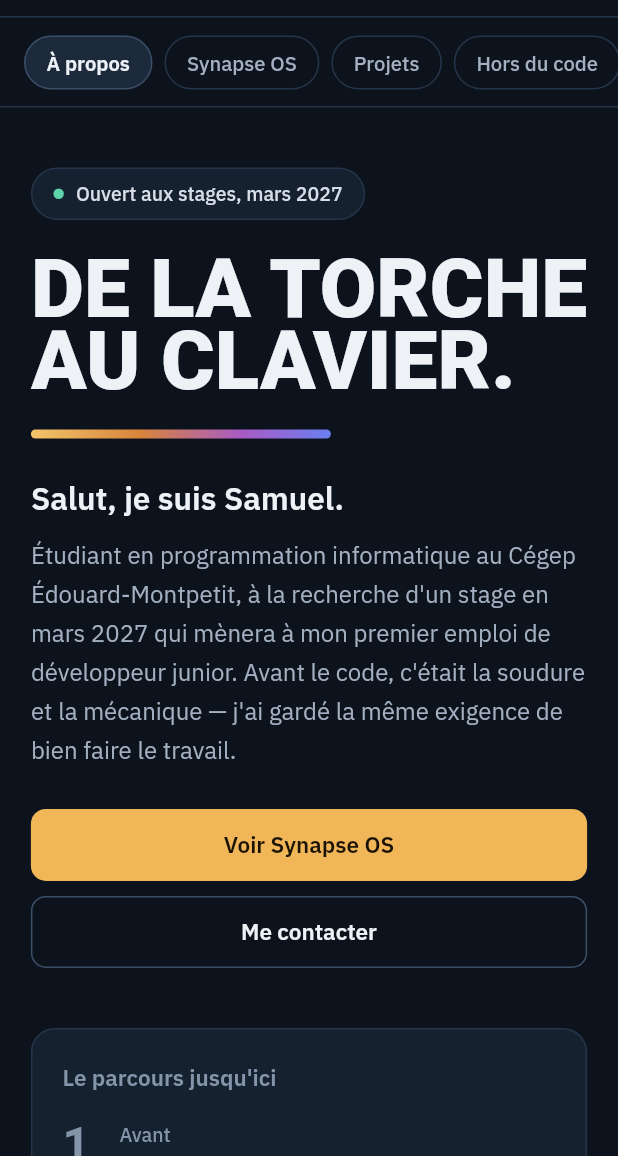
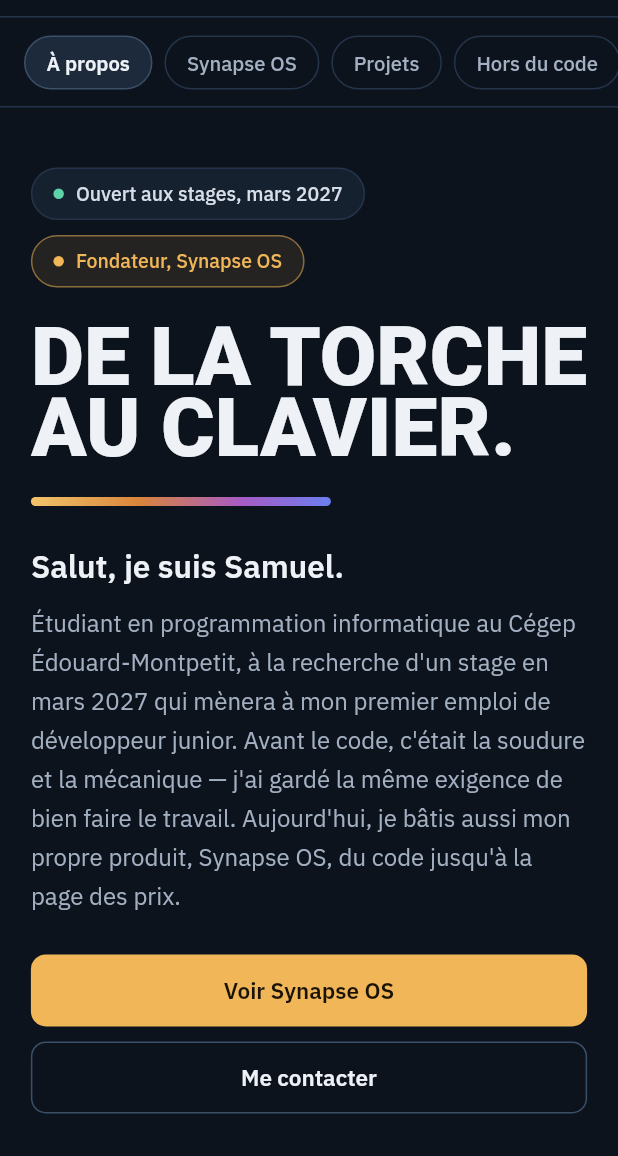
Before and after one commit to SamuelRosengarten/Portfolio, a Flutter app: the screen it shows after launch, after a tap on "FR", on a phone screen of 412 x 824 dp, the part 80-1236 px from its top. Run offline on Flutter 3.47's test engine with Material 3 defaults, Android fonts, the phone set to English and light mode, and no system bars; our stand-ins replace google_fonts; Roboto replaces fonts that are missing (Big Shoulders).

Commit message:
Add a founder touch: Synapse OS as a business
- Hero: a "Founder, Synapse OS" pill beside the internship status, and a
  line in the bio about building Synapse OS "from the code to the pricing
  page".
- Synapse OS section closes with a "Built as a business" card: running
  it end to end as founder, the pricing model (free up to 3 people, Team
  plan at 8 CAD per person per month), privacy as the product (Montréal
  hosting, Law 25 and PIPEDA, on-device AI that costs nothing to serve),
  and the road to the App Store launch. Facts are taken from the Synapse
  OS repository and site.
- Contact subhead invites conversations about building a product.

Same changes in the Figma design file. English and French.

Co-Authored-By: Claude Opus 5.5 <noreply@anthropic.com>
Claude-Session: https://claude.ai/code/session_01SS3H7jfqwLFkreEmaVpevv

```diff
--- a/portfolio/lib/i18n/strings.dart
+++ b/portfolio/lib/i18n/strings.dart
@@ -40,11 +40,17 @@ class Strings {
             "à la recherche d'un stage en mars 2027 qui mènera à mon premier "
             "emploi de développeur junior. Avant le code, c'était la "
             "soudure et la mécanique — j'ai gardé la même exigence de bien "
-            "faire le travail."
+            "faire le travail. Aujourd'hui, je bâtis aussi mon propre "
+            "produit, Synapse OS, du code jusqu'à la page des prix."
       : 'Computer programming student at Cégep Édouard-Montpetit, looking '
             'for an internship in March 2027 that leads to my first job as '
             'a junior developer. Before code it was welding and mechanics — '
-            'I kept the same insistence on doing the work properly.';
+            'I kept the same insistence on doing the work properly. Today '
+            "I'm also building my own product, Synapse OS, from the code to "
+            'the pricing page.';
+
+  String get founderPill =>
+      _fr ? 'Fondateur, Synapse OS' : 'Founder, Synapse OS';
 
   String get seeSynapse => _fr ? 'Voir Synapse OS' : 'See Synapse OS';
   String get getInTouch => _fr ? 'Me contacter' : 'Get in touch';
@@ -182,6 +188,39 @@ class Strings {
       ? "Synapse sur Mac et sur iPhone : l'écran Aujourd'hui"
       : 'Synapse on Mac and iPhone: the Today screen';
 
+  String get businessTitle =>
+      _fr ? 'Bâti comme une entreprise' : 'Built as a business';
+  String get businessLead => _fr
+      ? "Je mène Synapse OS de bout en bout comme fondateur : le produit, le "
+            "design, le code, la sortie sur l'App Store, les prix et la "
+            "politique de confidentialité."
+      : 'I run Synapse OS end to end as its founder: the product, the '
+            'design, the code, the App Store release, the pricing and the '
+            'privacy policy.';
+  String get businessModelTitle =>
+      _fr ? 'Un modèle d\'affaires simple' : 'A simple business model';
+  String get businessModelBody => _fr
+      ? "Gratuit pour les équipes de 3 personnes ou moins. Le forfait Équipe "
+            "coûte 8 \$ CA par personne, par mois."
+      : 'Free for teams of up to 3 people. The Team plan is 8 CAD per '
+            'person, per month.';
+  String get businessPrivacyTitle =>
+      _fr ? 'La confidentialité est le produit' : 'Privacy is the product';
+  String get businessPrivacyBody => _fr
+      ? "Données hébergées à Montréal, conçu autour de la Loi 25 du Québec et "
+            "de la LPRPDE. L'IA tourne sur les appareils des gens : elle ne "
+            "coûte rien à servir."
+      : "Data hosted in Montréal and designed around Québec's Law 25 and "
+            "PIPEDA. The AI runs on people's own devices, so it costs nothing "
+            'to serve.';
+  String get businessLaunchTitle =>
+      _fr ? 'En route vers le lancement' : 'On the way to launch';
+  String get businessLaunchBody => _fr
+      ? "Bêta sur invitation à app.synapse-os.ca, et les apps iPhone, iPad et "
+            "Mac en préparation pour l'App Store."
+      : 'Invite-only beta at app.synapse-os.ca, with the iPhone, iPad and '
+            'Mac apps being prepared for the App Store.';
+
   // Work ---------------------------------------------------------------------
 
   String get tagVsCodeExtension =>
@@ -209,12 +248,12 @@ class Strings {
   String get contactHeadline => _fr ? 'Discutons.' : "Let's talk.";
 
   String get contactSubhead => _fr
-      ? "À la recherche d'un stage en mars 2027 — aussi ouvert aux "
-            "collaborations, ou simplement à discuter de ce que vous "
-            "construisez."
-      : 'Looking for an internship in March 2027 — also open to '
-            'collaborations, or a conversation about something you are '
-            'building.';
+      ? "À la recherche d'un stage en mars 2027 — et toujours partant pour "
+            "parler de création de produit, d'une collaboration ou de ce que "
+            "vous construisez."
+      : 'Looking for an internship in March 2027 — and always happy to talk '
+            'about building a product, a collaboration, or something you are '
+            'working on.';
 
   String get locationLabel => _fr ? 'Localisation' : 'Location';
   String get builtWithFlutter =>
--- a/portfolio/lib/pages/about_section.dart
+++ b/portfolio/lib/pages/about_section.dart
@@ -89,6 +89,10 @@ class _Intro extends StatelessWidget {
         return Column(
           crossAxisAlignment: CrossAxisAlignment.start,
           children: [
+            Wrap(
+              spacing: 10,
+              runSpacing: 10,
+              children: [
                 Pill(
                   s.openToInternships,
                   background: palette.card,
@@ -99,6 +103,18 @@ class _Intro extends StatelessWidget {
                   size: phone ? 13 : 14,
                   horizontal: 14,
                   vertical: 7,
+                ),
+                Pill(
+                  s.founderPill,
+                  background: palette.accent.withValues(alpha: 0.10),
+                  color: palette.accent,
+                  borderColor: palette.accent.withValues(alpha: 0.5),
+                  dot: true,
+                  size: phone ? 13 : 14,
+                  horizontal: 14,
+                  vertical: 7,
+                ),
+              ],
             ),
             SizedBox(height: phone ? 22 : 28),
             FitHeadline(s.heroTagline, size: headline, color: palette.ink),
--- a/portfolio/lib/pages/synapse_section.dart
+++ b/portfolio/lib/pages/synapse_section.dart
@@ -69,6 +69,8 @@ class SynapseSection extends StatelessWidget {
           const _IphoneGallery(),
           SizedBox(height: phone ? 56 : 96),
           const _MacBlock(),
+          SizedBox(height: phone ? 56 : 96),
+          const _BusinessCard(),
         ],
       ),
     );
@@ -469,3 +471,113 @@ class _MacBlock extends StatelessWidget {
     );
   }
 }
+
+/// The founder's side of Synapse OS: how it is run as a business.
+class _BusinessCard extends StatelessWidget {
+  const _BusinessCard();
+
+  @override
+  Widget build(BuildContext context) {
+    final palette = paletteOf(context);
+    final s = stringsOf(context);
+    final phone = isPhone(context);
+    final lead = Column(
+      crossAxisAlignment: CrossAxisAlignment.start,
+      mainAxisSize: MainAxisSize.min,
+      children: [
+        Text(
+          s.businessTitle.toUpperCase(),
+          style: displayStyle(size: phone ? 38 : 48, color: palette.ink),
+        ),
+        const SizedBox(height: 14),
+        Text(
+          s.businessLead,
+          style: bodyStyle(size: 16, color: palette.secondary, height: 1.6),
+        ),
+      ],
+    );
+    final facts = AutoFitGrid(
+      minItemWidth: 180,
+      spacing: 28,
+      runSpacing: 24,
+      children: [
+        _Fact(s.businessModelTitle, s.businessModelBody),
+        _Fact(s.businessPrivacyTitle, s.businessPrivacyBody),
+        _Fact(s.businessLaunchTitle, s.businessLaunchBody),
+      ],
+    );
+    return Container(
+      padding: EdgeInsets.all(phone ? 22 : 40),
+      decoration: BoxDecoration(
+        color: palette.card,
+        borderRadius: BorderRadius.circular(16),
+        border: Border.all(color: palette.line),
+      ),
+      child: LayoutBuilder(
+        builder: (context, constraints) {
+          if (constraints.maxWidth >= 960) {
+            return Row(
+              crossAxisAlignment: CrossAxisAlignment.start,
+              children: [
+                SizedBox(width: 340, child: lead),
+                const SizedBox(width: 56),
+                Expanded(child: facts),
+              ],
+            );
+          }
+          return Column(
+            crossAxisAlignment: CrossAxisAlignment.stretch,
+            children: [
+              lead,
+              SizedBox(height: phone ? 24 : 32),
+              facts,
+            ],
+          );
+        },
+      ),
+    );
+  }
+}
+
+/// One business fact, under a straw rule (the founder's colour, not
+/// Synapse lavender).
+class _Fact extends StatelessWidget {
+  const _Fact(this.title, this.body);
+
+  final String title;
+  final String body;
+
+  @override
+  Widget build(BuildContext context) {
+    final palette = paletteOf(context);
+    return Container(
+      padding: const EdgeInsets.only(top: 16),
+      decoration: BoxDecoration(
+        border: Border(
+          top: BorderSide(
+            color: palette.accent.withValues(alpha: 0.6),
+            width: 2,
+          ),
+        ),
+      ),
+      child: Column(
+        crossAxisAlignment: CrossAxisAlignment.start,
+        children: [
+          Text(
+            title,
+            style: bodyStyle(
+              size: 17,
+              color: palette.ink,
+              weight: FontWeight.w600,
+            ),
+          ),
+          const SizedBox(height: 8),
+          Text(
+            body,
+            style: bodyStyle(size: 15, color: palette.secondary, height: 1.55),
+          ),
+        ],
+      ),
+    );
+  }
+}
--- a/portfolio/lib/theme/theme_controller.dart
+++ b/portfolio/lib/theme/theme_controller.dart
@@ -16,12 +16,14 @@ class ThemeController extends ValueNotifier<bool> {
 /// widget to rebuild whenever the mode flips, the same way `Theme.of` or
 /// `MediaQuery.of` do.
 class AppTheme extends InheritedNotifier<ThemeController> {
-  const AppTheme({super.key, required ThemeController controller, required super.child})
-    : super(notifier: controller);
+  const AppTheme({
+    super.key,
+    required ThemeController controller,
+    required super.child,
+  }) : super(notifier: controller);
 
   static ThemeController of(BuildContext context) {
-    final widget = context
-        .dependOnInheritedWidgetOfExactType<AppTheme>();
+    final widget = context.dependOnInheritedWidgetOfExactType<AppTheme>();
     assert(widget != null, 'No AppTheme found in context');
     return widget!.notifier!;
   }
```
Also changed, not shown: 1 other file. Lines whose indentation alone changed are shown as unchanged.
